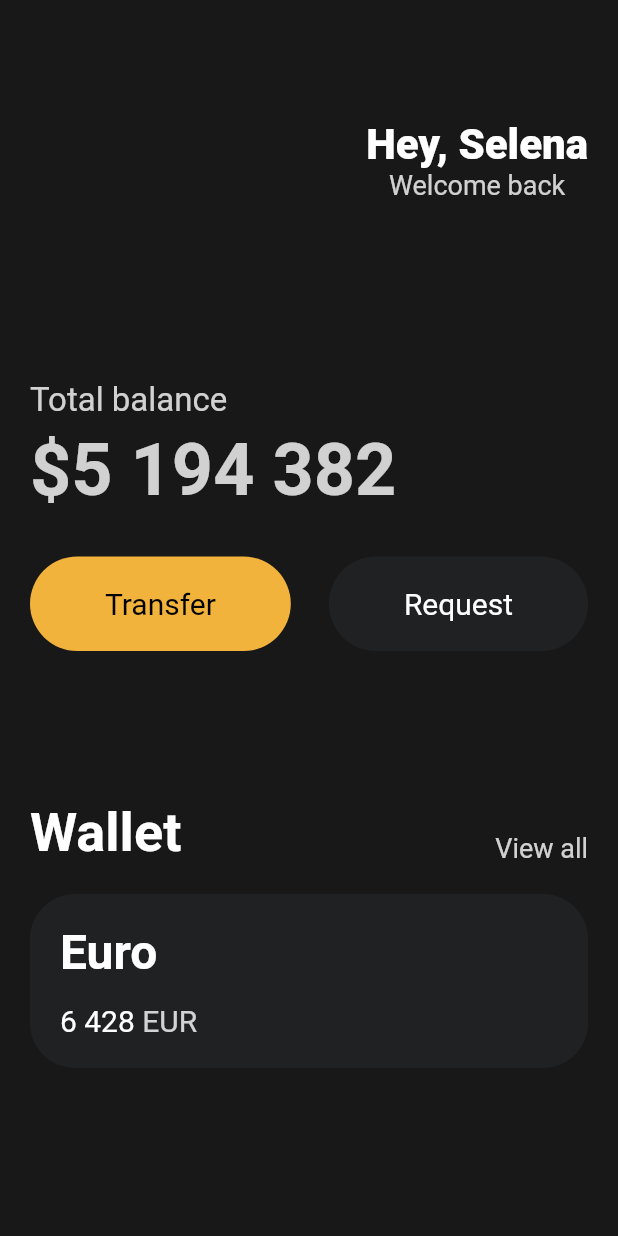
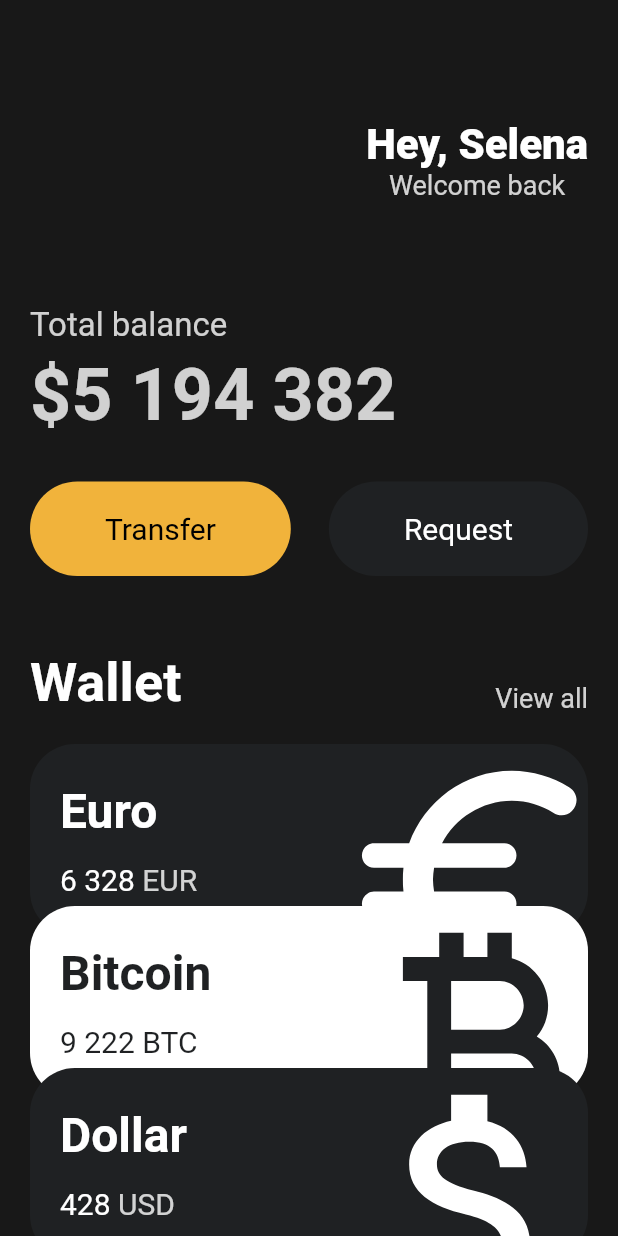
Before and after one commit to mrkim3/flutter, a Flutter app: the screen it shows after launch, on a phone screen of 412 x 824 dp. Run offline on Flutter 3.47's test engine with Material 2 defaults, Android fonts, the phone set to English and light mode, and no system bars.

Commit message:
0308 수정1

```diff
--- a/lib/main.dart
+++ b/lib/main.dart
@@ -1,5 +1,6 @@
 import 'package:flutter/material.dart';
-import 'package:toonfix/widgets/Button.dart';
+import 'package:toonfix/widgets/button.dart';
+import 'package:toonfix/widgets/currency-card.dart';
 
 class Player {
   String name;
@@ -20,7 +21,8 @@ class App extends StatelessWidget {
     return MaterialApp(
       home: Scaffold(
         backgroundColor: const Color(0xFF181818),
-        body: Padding(
+        body: SingleChildScrollView(
+          child: Padding(
             padding: const EdgeInsets.symmetric(
               horizontal: 20,
             ),
@@ -55,7 +57,7 @@ class App extends StatelessWidget {
                   ],
                 ),
                 const SizedBox(
-                height: 120,
+                  height: 70,
                 ),
                 Text(
                   'Total balance',
@@ -91,7 +93,7 @@ class App extends StatelessWidget {
                   ],
                 ),
                 const SizedBox(
-                height: 100,
+                  height: 50,
                 ),
                 Row(
                   crossAxisAlignment: CrossAxisAlignment.end,
@@ -117,54 +119,35 @@ class App extends StatelessWidget {
                 const SizedBox(
                   height: 20,
                 ),
-              Container(
-                  decoration: BoxDecoration(
-                      color: const Color(0xFF1F2123),
-                      borderRadius: BorderRadius.circular(30)),
-                  child: Padding(
-                    padding: const EdgeInsets.all(20),
-                    child: Row(
-                      children: [
-                        Column(
-                          crossAxisAlignment: CrossAxisAlignment.start,
-                          children: [
-                            const Text(
-                              "Euro",
-                              style: TextStyle(
-                                  color: Colors.white,
-                                  fontSize: 32,
-                                  fontWeight: FontWeight.w600),
+                const CurrencyCard(
+                  name: 'Euro',
+                  code: 'EUR',
+                  amount: '6 328',
+                  icon: Icons.euro_rounded,
+                  isInverted: false,
                 ),
-                            const SizedBox(
-                              height: 15,
-                            ),
-                            Row(
-                              children: [
-                                const Text(
-                                  "6 428",
-                                  style: TextStyle(
-                                    color: Colors.white,
-                                    fontSize: 20,
+                Transform.translate(
+                  offset: const Offset(0, -20),
+                  child: const CurrencyCard(
+                    name: 'Bitcoin',
+                    code: 'BTC',
+                    amount: '9 222',
+                    icon: Icons.currency_bitcoin,
+                    isInverted: true,
                   ),
                 ),
-                                const SizedBox(
-                                  width: 5,
-                                ),
-                                Text(
-                                  "EUR",
-                                  style: TextStyle(
-                                    color: Colors.white.withOpacity(0.8),
-                                    fontSize: 20,
+                Transform.translate(
+                  offset: const Offset(0, -40),
+                  child: const CurrencyCard(
+                    name: 'Dollar',
+                    code: 'USD',
+                    amount: '428',
+                    icon: Icons.attach_money_outlined,
+                    isInverted: false,
                   ),
                 ),
               ],
-                            )
-                          ],
             ),
-                      ],
-                    ),
-                  )),
-            ],
           ),
         ),
       ),
--- /dev/null
+++ b/lib/widgets/currency-card.dart
@@ -0,0 +1,87 @@
+import 'package:flutter/material.dart';
+
+class CurrencyCard extends StatelessWidget {
+  final String name, code, amount;
+  final IconData icon;
+  final bool isInverted;
+  final _blackColor = const Color(0xFF1F2123);
+
+  const CurrencyCard({
+    super.key,
+    required this.name,
+    required this.code,
+    required this.amount,
+    required this.icon,
+    required this.isInverted,
+  });
+
+  @override
+  Widget build(BuildContext context) {
+    return Container(
+      clipBehavior: Clip.hardEdge,
+      decoration: BoxDecoration(
+          color: isInverted ? Colors.white : _blackColor,
+          borderRadius: BorderRadius.circular(30)),
+      child: Padding(
+        padding: const EdgeInsets.all(20),
+        child: Row(
+          mainAxisAlignment: MainAxisAlignment.spaceBetween,
+          children: [
+            Column(
+              crossAxisAlignment: CrossAxisAlignment.start,
+              children: [
+                Text(
+                  name,
+                  style: TextStyle(
+                      color: isInverted ? _blackColor : Colors.white,
+                      fontSize: 32,
+                      fontWeight: FontWeight.w600),
+                ),
+                const SizedBox(
+                  height: 15,
+                ),
+                Row(
+                  children: [
+                    Text(
+                      amount,
+                      style: TextStyle(
+                        color: isInverted ? _blackColor : Colors.white,
+                        fontSize: 20,
+                      ),
+                    ),
+                    const SizedBox(
+                      width: 5,
+                    ),
+                    Text(
+                      code,
+                      style: TextStyle(
+                        color: isInverted
+                            ? _blackColor
+                            : Colors.white.withOpacity(0.8),
+                        fontSize: 20,
+                      ),
+                    ),
+                  ],
+                )
+              ],
+            ),
+            Transform.scale(
+              scale: 2.2,
+              child: Transform.translate(
+                offset: const Offset(
+                  -5,
+                  12,
+                ),
+                child: Icon(
+                  icon,
+                  color: isInverted ? _blackColor : Colors.white,
+                  size: 88,
+                ),
+              ),
+            )
+          ],
+        ),
+      ),
+    );
+  }
+}
```
Lines whose indentation alone changed are shown as unchanged.
